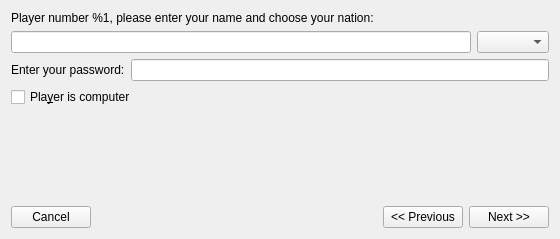
Above: ksirk/Dialogs/qplayersetupdialog.ui from KDE/ksirk before the change. Below: the same form after it.
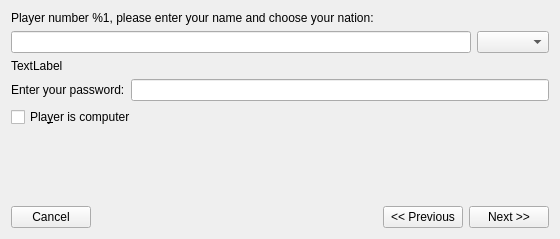
That is the form after the change. Custom widgets are drawn as their Qt base class.

Commit message: Better handling of errors in the new player screen

```diff
--- a/ksirk/Dialogs/qplayersetupdialog.ui
+++ b/ksirk/Dialogs/qplayersetupdialog.ui
@@ -61,6 +61,16 @@
      </item>
     </layout>
    </item>
+   <item>
+    <widget class="QLabel" name="messageLabel">
+     <property name="enabled">
+      <bool>true</bool>
+     </property>
+     <property name="text">
+      <string>TextLabel</string>
+     </property>
+    </widget>
+   </item>
    <item>
     <layout class="QHBoxLayout" name="horizontalLayout">
      <item>
```
Left out of the diff: 4 changed lines with no effect on the pictures. The commit also changes 7 other files.
